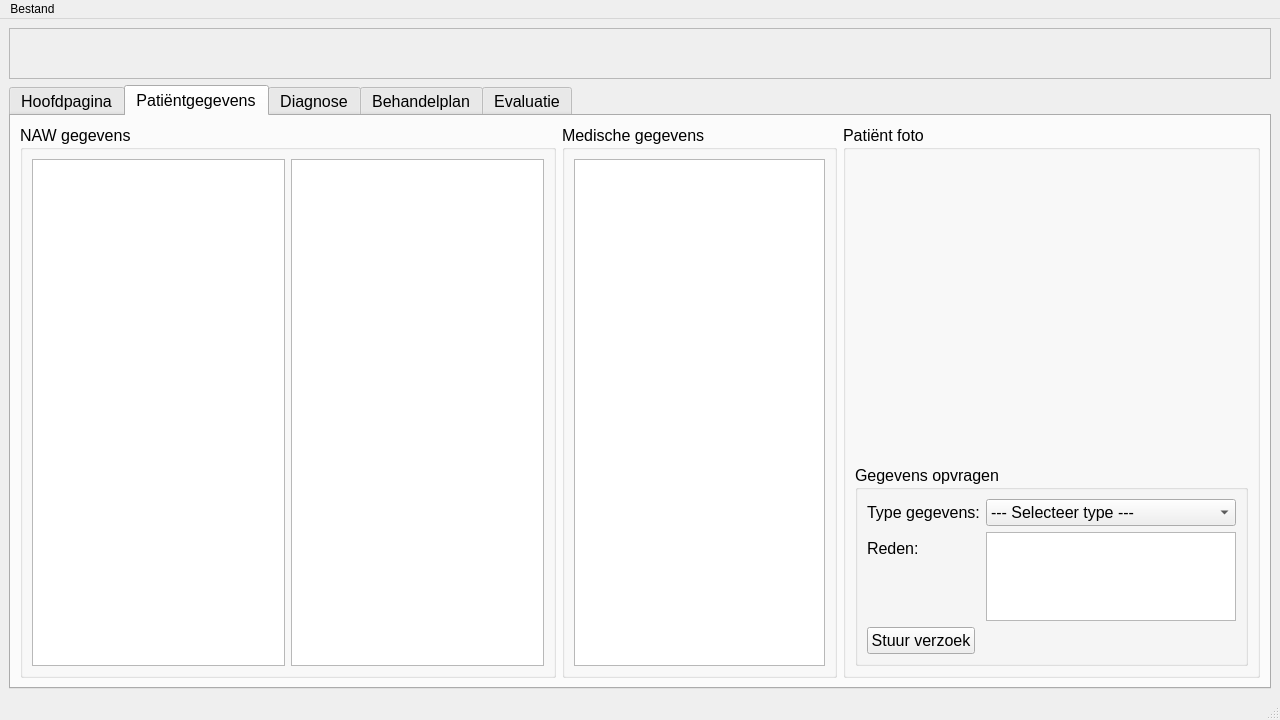
Above: ui/mainwindow.ui from blu3beri/MNNU-Desktop before the change. Below: the same form after it.
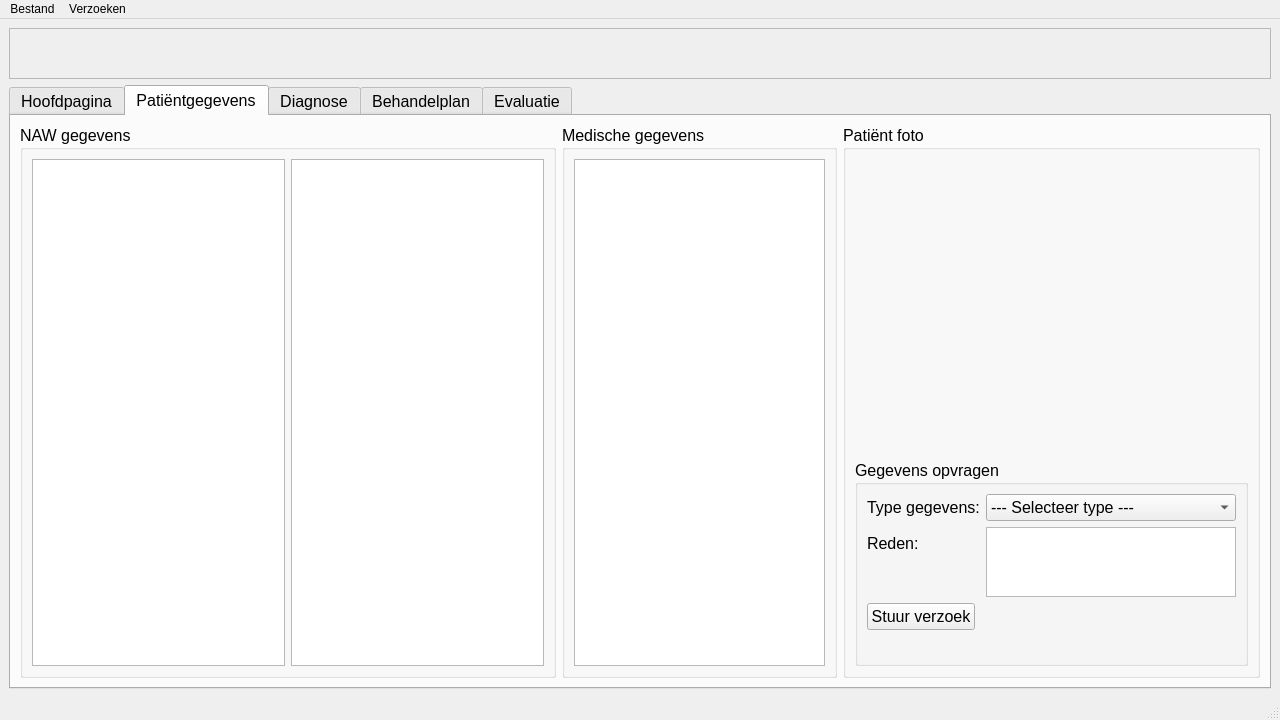
That is the form after the change. The open tabs and pages were chosen to show the change. Icons and pictures are not drawn.

Commit message: Invite is now auto accept, added label for the request section

Patch:
```diff
--- a/ui/mainwindow.ui
+++ b/ui/mainwindow.ui
@@ -473,6 +473,25 @@
                 </property>
                </widget>
               </item>
+              <item row="3" column="0" colspan="2">
+               <widget class="QLabel" name="sendRequestLabel">
+                <property name="sizePolicy">
+                 <sizepolicy hsizetype="Fixed" vsizetype="Preferred">
+                  <horstretch>0</horstretch>
+                  <verstretch>0</verstretch>
+                 </sizepolicy>
+                </property>
+                <property name="minimumSize">
+                 <size>
+                  <width>350</width>
+                  <height>0</height>
+                 </size>
+                </property>
+                <property name="text">
+                 <string/>
+                </property>
+               </widget>
+              </item>
              </layout>
             </widget>
            </item>
@@ -588,7 +607,14 @@
     </property>
     <addaction name="actionInstellingen"/>
    </widget>
+   <widget class="QMenu" name="menuVerzoeken">
+    <property name="title">
+     <string>Verzoeken</string>
+    </property>
+    <addaction name="actionOpenstaandeOpvraagGegevens"/>
+   </widget>
    <addaction name="menuBestand"/>
+   <addaction name="menuVerzoeken"/>
   </widget>
   <widget class="QStatusBar" name="statusbar"/>
   <action name="actionInstellingen">
```
Left out of the diff: 5 changed lines with no effect on the pictures. The commit also changes 1 other file.
